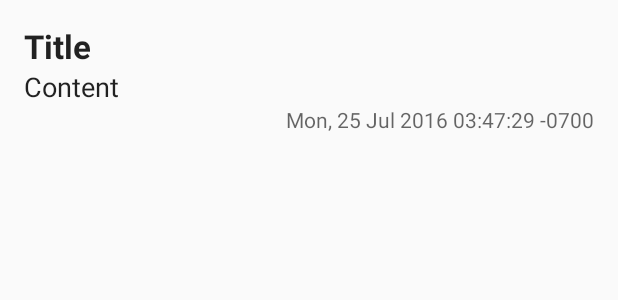
After one commit to imarneanu/newsapp, an Android app: the layout news_list_item.xml on its own in the app's theme, with its tools: preview values and no code run, on a phone screen of 412 x 824 dp. The commit adds this screen. Shown: the top 300 px of the screen. Run offline under Robolectric (Android 15) with nearby library versions, the phone set to English and light mode, and no system bars.

Commit message:
First draft of the recycler view.

```diff
--- a/app/build.gradle
+++ b/app/build.gradle
@@ -23,4 +23,5 @@ dependencies {
     compile fileTree(dir: 'libs', include: ['*.jar'])
     testCompile 'junit:junit:4.12'
     compile 'com.android.support:appcompat-v7:24.0.0'
+    compile 'com.android.support:recyclerview-v7:24.0.0'
 }
--- a/app/src/main/java/com/imarneanu/android/newsapp/TopicsActivity.java
+++ b/app/src/main/java/com/imarneanu/android/newsapp/activites/TopicsActivity.java
@@ -1,4 +1,6 @@
-package com.imarneanu.android.newsapp;
+package com.imarneanu.android.newsapp.activites;
+
+import com.imarneanu.android.newsapp.R;
 
 import android.os.Bundle;
 import android.support.v7.app.AppCompatActivity;
--- /dev/null
+++ b/app/src/main/res/layout/news_list_item.xml
@@ -0,0 +1,34 @@
+<?xml version="1.0" encoding="utf-8"?>
+<LinearLayout xmlns:android="http://schemas.android.com/apk/res/android"
+    xmlns:tools="http://schemas.android.com/tools"
+    android:layout_width="match_parent"
+    android:layout_height="wrap_content"
+    android:orientation="vertical"
+    android:paddingBottom="@dimen/activity_vertical_margin"
+    android:paddingEnd="@dimen/activity_horizontal_margin"
+    android:paddingStart="@dimen/activity_horizontal_margin"
+    android:paddingTop="@dimen/activity_vertical_margin">
+
+    <TextView
+        android:id="@+id/news_title"
+        android:layout_width="match_parent"
+        android:layout_height="wrap_content"
+        style="@style/TitleStyle"
+        tools:text="Title" />
+
+    <TextView
+        android:id="@+id/news_content"
+        android:layout_width="match_parent"
+        android:layout_height="wrap_content"
+        style="@style/TextStyle"
+        tools:text="Content" />
+
+    <TextView
+        android:id="@+id/news_date"
+        android:layout_width="match_parent"
+        android:layout_height="wrap_content"
+        style="@style/CaptionStyle"
+        android:gravity="end"
+        tools:text="Mon, 25 Jul 2016 03:47:29 -0700" />
+
+</LinearLayout>
--- a/app/src/main/res/values/styles.xml
+++ b/app/src/main/res/values/styles.xml
@@ -8,4 +8,14 @@
         <item name="colorAccent">@color/colorAccent</item>
     </style>
 
+    <style name="TitleStyle" parent="android:TextAppearance.Large">
+        <item name="android:textStyle">bold</item>
+    </style>
+
+    <style name="TextStyle" parent="android:TextAppearance.Medium">
+    </style>
+
+    <style name="CaptionStyle" parent="android:TextAppearance.Small">
+    </style>
+
 </resources>
```
Also changed, not shown: app/src/main/java/com/imarneanu/android/newsapp/Constants.java (added, +27 -0 lines), app/src/main/java/com/imarneanu/android/newsapp/MainActivity.java (deleted, +0 -13 lines), app/src/main/java/com/imarneanu/android/newsapp/activites/MainActivity.java (added, +49 -0 lines), app/src/main/java/com/imarneanu/android/newsapp/adapters/NewsRecyclerAdapter.java (added, +59 -0 lines), app/src/main/java/com/imarneanu/android/newsapp/adapters/NewsRecyclerListener.java (added, +48 -0 lines), app/src/main/java/com/imarneanu/android/newsapp/data/News.java (added, +18 -0 lines), app/src/main/res/layout/activity_main.xml (+3 -13 lines).
